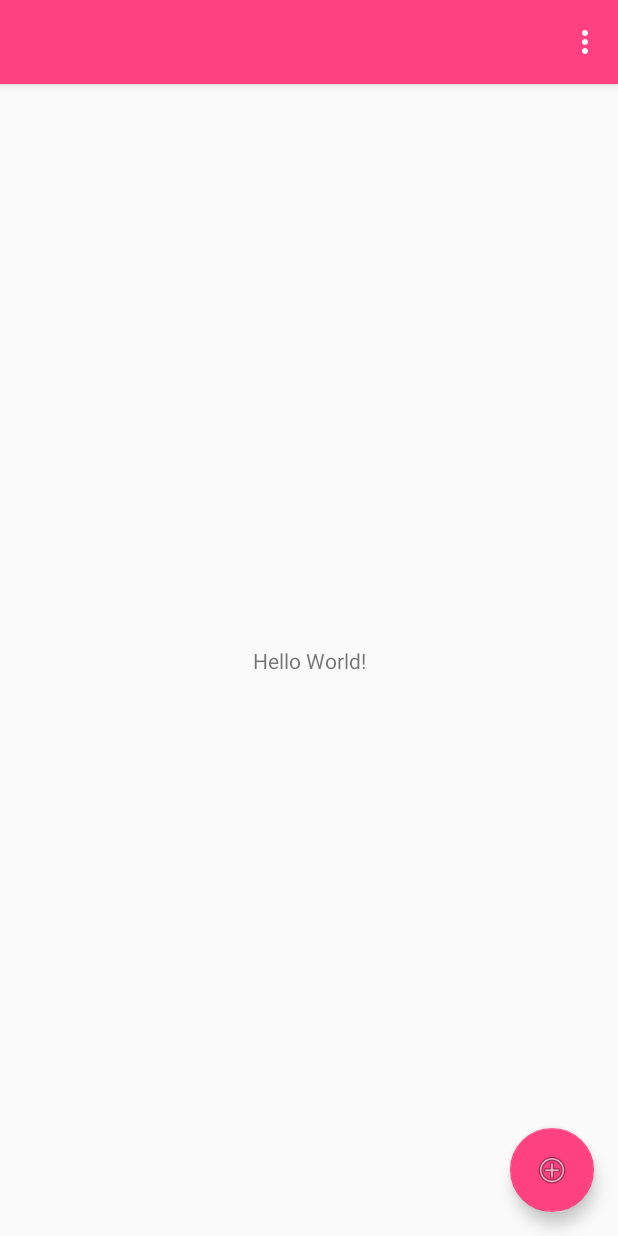
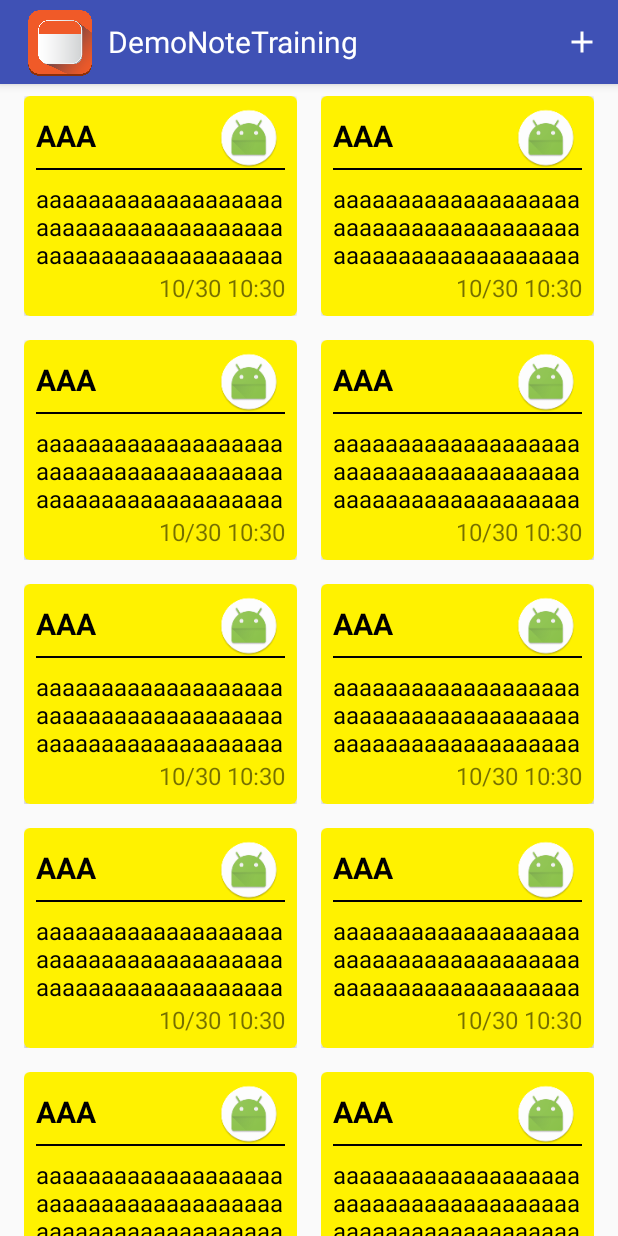
Before and after one commit to Mr93/DemoNoteTraining, an Android app: the screen it shows after launch (MainActivity), on a phone screen of 412 x 824 dp. Run offline under Robolectric (Android 15) with nearby library versions, the phone set to English and light mode, and no system bars; 2 statements that could not run were skipped.

Commit message:
finish main activity view

```diff
--- a/app/build.gradle
+++ b/app/build.gradle
@@ -28,4 +28,7 @@ dependencies {
     compile 'com.android.support.constraint:constraint-layout:1.0.2'
     compile 'com.android.support:design:26.+'
     testCompile 'junit:junit:4.12'
+    compile 'com.android.support:cardview-v7:23.3.+'
+    compile 'com.android.support:recyclerview-v7:23.3.+'
+    compile 'com.github.bumptech.glide:glide:3.7.0'
 }
--- a/app/src/main/AndroidManifest.xml
+++ b/app/src/main/AndroidManifest.xml
@@ -3,6 +3,7 @@
           package="com.example.anhnd2.demonotetraining">
 
     <application
+        android:name=".application.MyApplication"
         android:allowBackup="true"
         android:icon="@mipmap/ic_launcher"
         android:label="@string/app_name"
@@ -11,11 +12,9 @@
         android:theme="@style/AppTheme">
         <activity
             android:name=".activities.MainActivity"
-            android:label="@string/app_name"
             android:theme="@style/AppTheme.NoActionBar">
             <intent-filter>
                 <action android:name="android.intent.action.MAIN"/>
-
                 <category android:name="android.intent.category.LAUNCHER"/>
             </intent-filter>
         </activity>
--- a/app/src/main/java/com/example/anhnd2/demonotetraining/activities/MainActivity.java
+++ b/app/src/main/java/com/example/anhnd2/demonotetraining/activities/MainActivity.java
@@ -3,58 +3,81 @@ package com.example.anhnd2.demonotetraining.activities;
 import android.os.Bundle;
 import android.support.design.widget.FloatingActionButton;
 import android.support.v7.app.AppCompatActivity;
+import android.support.v7.widget.GridLayoutManager;
+import android.support.v7.widget.RecyclerView;
 import android.support.v7.widget.Toolbar;
+import android.util.Log;
 import android.view.View;
 import android.view.Menu;
 import android.view.MenuItem;
+import android.view.Window;
+import android.view.WindowManager;
 
 import com.example.anhnd2.demonotetraining.R;
+import com.example.anhnd2.demonotetraining.adapters.NoteAdapter;
 import com.example.anhnd2.demonotetraining.interfaces.MvpMain;
+import com.example.anhnd2.demonotetraining.models.MainModel;
+import com.example.anhnd2.demonotetraining.presenters.MainPresenter;
 
-public class MainActivity extends AppCompatActivity implements View.OnClickListener, MvpMain.ProvidedView {
+public class MainActivity extends AppCompatActivity implements View.OnClickListener, MvpMain.RequiredView {
 
+	public static final String TAG = MainActivity.class.getSimpleName();
 	private FloatingActionButton fabNewNote;
-	private MvpMain.RequiredPresenter presenter;
+	private MvpMain.ProvidedPresenter presenter;
+	private NoteAdapter noteAdapter;
+	private RecyclerView recyclerView;
 
 	@Override
 	protected void onCreate(Bundle savedInstanceState) {
 		super.onCreate(savedInstanceState);
+		this.requestWindowFeature(Window.FEATURE_NO_TITLE);
 		setContentView(R.layout.activity_main);
 		Toolbar toolbar = (Toolbar) findViewById(R.id.toolbar);
 		setSupportActionBar(toolbar);
-		fabNewNote = (FloatingActionButton) findViewById(R.id.fab_new_note);
-		fabNewNote.setOnClickListener(this);
+		getSupportActionBar().setDisplayShowTitleEnabled(false);
+		setupMvp();
+		initView();
 	}
 
 	@Override
 	public boolean onCreateOptionsMenu(Menu menu) {
-		// Inflate the menu; this adds items to the action bar if it is present.
 		getMenuInflater().inflate(R.menu.menu_main, menu);
 		return true;
 	}
 
 	@Override
 	public boolean onOptionsItemSelected(MenuItem item) {
-		// Handle action bar item clicks here. The action bar will
-		// automatically handle clicks on the Home/Up button, so long
-		// as you specify a parent activity in AndroidManifest.xml.
 		int id = item.getItemId();
-
-		//noinspection SimplifiableIfStatement
 		if (id == R.id.action_settings) {
 			return true;
 		}
-
 		return super.onOptionsItemSelected(item);
 	}
 
 	@Override
 	public void onClick(View view) {
-		switch (view.getId()){
+		switch (view.getId()) {
 			case R.id.fab_new_note:
 				break;
 			default:
 				break;
 		}
 	}
+
+	private void setupMvp() {
+		presenter = new MainPresenter(this);
+		presenter.setModel(new MainModel((MvpMain.RequiredPresenter) presenter));
+	}
+
+	private void initView() {
+		fabNewNote = (FloatingActionButton) findViewById(R.id.fab_new_note);
+		fabNewNote.setOnClickListener(this);
+		noteAdapter = new NoteAdapter(presenter.getNoteItemList());
+		recyclerView = (RecyclerView) findViewById(R.id.recycler_view_main);
+		RecyclerView.LayoutManager layoutManager = new GridLayoutManager(this, 2);
+		recyclerView.setLayoutManager(layoutManager);
+		Log.d(TAG, "initView: aaaa");
+		Log.d(TAG, "initView: " + presenter.getNoteItemList());
+		recyclerView.setAdapter(noteAdapter);
+	}
 }
--- /dev/null
+++ b/app/src/main/java/com/example/anhnd2/demonotetraining/adapters/NoteAdapter.java
@@ -0,0 +1,79 @@
+package com.example.anhnd2.demonotetraining.adapters;
+
+import android.support.v7.widget.RecyclerView;
+import android.util.Log;
+import android.view.LayoutInflater;
+import android.view.View;
+import android.view.ViewGroup;
+import android.widget.ImageView;
+import android.widget.LinearLayout;
+import android.widget.TextView;
+
+import com.example.anhnd2.demonotetraining.R;
+import com.example.anhnd2.demonotetraining.beans.NoteItem;
+
+import java.text.SimpleDateFormat;
+import java.util.List;
+
+
+/**
+ * Created by anhnd2 on 7/10/2017.
+ */
+
+public class NoteAdapter extends RecyclerView.Adapter<NoteAdapter.NoteHolder> {
+
+	public static final String TAG = NoteAdapter.class.getSimpleName();
+	private List<NoteItem> noteItemList;
+
+	public NoteAdapter(List<NoteItem> noteItemList) {
+		this.noteItemList = noteItemList;
+	}
+
+	@Override
+	public NoteHolder onCreateViewHolder(ViewGroup parent, int viewType) {
+		View view = LayoutInflater.from(parent.getContext()).inflate(R.layout.item_note, parent, false);
+		return new NoteHolder(view);
+	}
+
+	@Override
+	public void onBindViewHolder(NoteHolder holder, int position) {
+		NoteItem noteItem = noteItemList.get(position);
+		SimpleDateFormat simpleDateFormat = new SimpleDateFormat("dd/mm hh:mm");
+		holder.txtCreatedDate.setText(simpleDateFormat.format(noteItem.createdTime));
+		holder.txtTitle.setText(noteItem.title);
+		holder.txtContent.setText(noteItem.content);
+		if (noteItem.alarmTime != null) {
+			holder.imgAlarm.setVisibility(View.VISIBLE);
+		} else {
+			holder.imgAlarm.setVisibility(View.GONE);
+		}
+		holder.layoutContainter.setBackgroundColor(noteItem.colorId);
+		holder.layoutContainter.setClickable(true);
+		holder.layoutContainter.setOnClickListener(new View.OnClickListener() {
+			@Override
+			public void onClick(View view) {
+				Log.d(TAG, "onClick: " + view.getId());
+			}
+		});
+	}
+
+	@Override
+	public int getItemCount() {
+		return noteItemList.size();
+	}
+
+	public class NoteHolder extends RecyclerView.ViewHolder {
+		public TextView txtTitle, txtContent, txtCreatedDate;
+		public ImageView imgAlarm;
+		public LinearLayout layoutContainter;
+
+		public NoteHolder(View view) {
+			super(view);
+			txtTitle = (TextView) view.findViewById(R.id.text_title_note);
+			txtContent = (TextView) view.findViewById(R.id.text_content_note);
+			txtCreatedDate = (TextView) view.findViewById(R.id.text_created_date_note);
+			imgAlarm = (ImageView) view.findViewById(R.id.image_alarm_note);
+			layoutContainter = (LinearLayout) view.findViewById(R.id.layout_container_note);
+		}
+	}
+}
--- /dev/null
+++ b/app/src/main/java/com/example/anhnd2/demonotetraining/application/MyApplication.java
@@ -0,0 +1,23 @@
+package com.example.anhnd2.demonotetraining.application;
+
+import android.app.Application;
+import android.content.Context;
+
+/**
+ * Created by anhnd2 on 7/10/2017.
+ */
+
+public class MyApplication extends Application {
+
+	private static Context context;
+
+	@Override
+	public void onCreate() {
+		super.onCreate();
+		this.context = getApplicationContext();
+	}
+
+	public static Context getContext() {
+		return context;
+	}
+}
--- a/app/src/main/java/com/example/anhnd2/demonotetraining/beans/NoteItem.java
+++ b/app/src/main/java/com/example/anhnd2/demonotetraining/beans/NoteItem.java
@@ -4,6 +4,9 @@ import android.graphics.Bitmap;
 import android.graphics.Color;
 import android.os.Parcel;
 import android.os.Parcelable;
+
+import com.example.anhnd2.demonotetraining.R;
+import com.example.anhnd2.demonotetraining.application.MyApplication;
 
 import java.util.BitSet;
 import java.util.Date;
@@ -18,10 +21,22 @@ public class NoteItem implements Parcelable {
 	public String title;
 	public String content;
 	public Date createdTime;
-	public Color backgroundColor;
+	public int colorId;
 	public List<Bitmap> bitmapList;
 	public Date alarmTime;
 
+
+	public NoteItem() {
+
+	}
+
+	public NoteItem(String title, String content, Date createdTime, Date alarmTime) {
+		this.title = title;
+		this.content = content;
+		this.createdTime = createdTime;
+		this.alarmTime = alarmTime;
+		this.colorId = MyApplication.getContext().getResources().getColor(R.color.colorYellow);
+	}
 
 	@Override
 	public int describeContents() {
@@ -33,12 +48,9 @@ public class NoteItem implements Parcelable {
 		dest.writeString(this.title);
 		dest.writeString(this.content);
 		dest.writeLong(this.createdTime != null ? this.createdTime.getTime() : -1);
-		dest.writeParcelable((Parcelable) this.backgroundColor, flags);
+		dest.writeInt(this.colorId);
 		dest.writeTypedList(this.bitmapList);
 		dest.writeLong(this.alarmTime != null ? this.alarmTime.getTime() : -1);
-	}
-
-	public NoteItem() {
 	}
 
 	protected NoteItem(Parcel in) {
@@ -46,13 +58,13 @@ public class NoteItem implements Parcelable {
 		this.content = in.readString();
 		long tmpCreatedTime = in.readLong();
 		this.createdTime = tmpCreatedTime == -1 ? null : new Date(tmpCreatedTime);
-		this.backgroundColor = in.readParcelable(Color.class.getClassLoader());
+		this.colorId = in.readInt();
 		this.bitmapList = in.createTypedArrayList(Bitmap.CREATOR);
 		long tmpAlarmTime = in.readLong();
 		this.alarmTime = tmpAlarmTime == -1 ? null : new Date(tmpAlarmTime);
 	}
 
-	public static final Parcelable.Creator<NoteItem> CREATOR = new Parcelable.Creator<NoteItem>() {
+	public static final Creator<NoteItem> CREATOR = new Creator<NoteItem>() {
 		@Override
 		public NoteItem createFromParcel(Parcel source) {
 			return new NoteItem(source);
--- a/app/src/main/java/com/example/anhnd2/demonotetraining/interfaces/MvpMain.java
+++ b/app/src/main/java/com/example/anhnd2/demonotetraining/interfaces/MvpMain.java
@@ -1,4 +1,8 @@
 package com.example.anhnd2.demonotetraining.interfaces;
+
+import com.example.anhnd2.demonotetraining.beans.NoteItem;
+
+import java.util.List;
 
 /**
  * Created by anhnd2 on 7/7/2017.
@@ -10,16 +14,20 @@ public interface MvpMain {
 
 	}
 
-	interface ProvidedView {
+	interface RequiredView {
 
 	}
 
-	interface RequiredModel {
+	interface ProvidedModel {
 
 	}
 
 	interface ProvidedPresenter {
+		List<NoteItem> getNoteItemList();
 
+		void setView(RequiredView requiredView);
+
+		void setModel(ProvidedModel providedModel);
 	}
 
 }
--- /dev/null
+++ b/app/src/main/java/com/example/anhnd2/demonotetraining/models/MainModel.java
@@ -0,0 +1,16 @@
+package com.example.anhnd2.demonotetraining.models;
+
+import com.example.anhnd2.demonotetraining.interfaces.MvpMain;
+
+/**
+ * Created by anhnd2 on 7/10/2017.
+ */
+
+public class MainModel implements MvpMain.ProvidedModel {
+
+	private MvpMain.RequiredPresenter presenter;
+
+	public MainModel(MvpMain.RequiredPresenter presenter) {
+		this.presenter = presenter;
+	}
+}
--- a/app/src/main/java/com/example/anhnd2/demonotetraining/presenters/MainPresenter.java
+++ b/app/src/main/java/com/example/anhnd2/demonotetraining/presenters/MainPresenter.java
@@ -1,8 +1,12 @@
 package com.example.anhnd2.demonotetraining.presenters;
 
+import com.example.anhnd2.demonotetraining.beans.NoteItem;
 import com.example.anhnd2.demonotetraining.interfaces.MvpMain;
 
 import java.lang.ref.WeakReference;
+import java.util.ArrayList;
+import java.util.Date;
+import java.util.List;
 
 /**
  * Created by anhnd2 on 7/7/2017.
@@ -10,11 +14,45 @@ import java.lang.ref.WeakReference;
 
 public class MainPresenter implements MvpMain.ProvidedPresenter, MvpMain.RequiredPresenter {
 
-	private WeakReference<MvpMain.ProvidedView> viewWeakReference;
-	private MvpMain.RequiredModel requiredModel;
+	private WeakReference<MvpMain.RequiredView> viewWeakReference;
+	private MvpMain.ProvidedModel providedModel;
+	private List<NoteItem> noteItemList;
 
-	public MainPresenter(WeakReference<MvpMain.ProvidedView> viewWeakReference) {
-		this.viewWeakReference = viewWeakReference;
+	public MainPresenter(MvpMain.RequiredView requiredView) {
+		this.viewWeakReference = new WeakReference<MvpMain.RequiredView>(requiredView);
+		noteItemList = new ArrayList<>();
+		addTestList();
 	}
 
+	@Override
+	public List<NoteItem> getNoteItemList() {
+		return noteItemList;
+	}
+
+	@Override
+	public void setView(MvpMain.RequiredView requiredView) {
+		this.viewWeakReference = new WeakReference<MvpMain.RequiredView>(requiredView);
+	}
+
+	@Override
+	public void setModel(MvpMain.ProvidedModel providedModel) {
+		this.providedModel = providedModel;
+	}
+
+	private MvpMain.RequiredView getView() throws NullPointerException {
+		if (viewWeakReference != null) {
+			return viewWeakReference.get();
+		} else {
+			throw new NullPointerException("View is unavailable");
+		}
+	}
+
+	private void addTestList() {
+		Date createdDate = new Date(System.currentTimeMillis());
+		NoteItem noteItem = new NoteItem("AAA", "aaaaaaaaaaaaaaaaaaaaaaaaaaaaaaaaaaaaaaaaaaaaaaaaaaaaaaaaaaaaaaaaaaaaaaaaaaaaaaaaaaa" +
+				"aaaaaaaaaaaaaaaaaaaaaaaaaaaaaaaaaaaaaaaaaaaaaaaaaaaaaaaaaaaaaaaaaaa", createdDate, createdDate);
+		for (int i = 0; i < 10; i++) {
+			noteItemList.add(noteItem);
+		}
+	}
 }
--- /dev/null
+++ b/app/src/main/res/drawable/ic_add_white_24dp.xml
@@ -0,0 +1,9 @@
+<vector xmlns:android="http://schemas.android.com/apk/res/android"
+        android:width="24dp"
+        android:height="24dp"
+        android:viewportWidth="24.0"
+        android:viewportHeight="24.0">
+    <path
+        android:fillColor="#ffffff"
+        android:pathData="M19,13h-6v6h-2v-6H5v-2h6V5h2v6h6v2z"/>
+</vector>
--- a/app/src/main/res/layout/activity_main.xml
+++ b/app/src/main/res/layout/activity_main.xml
@@ -16,24 +16,25 @@
             android:id="@+id/toolbar"
             android:layout_width="match_parent"
             android:layout_height="?attr/actionBarSize"
-            android:background="@color/colorAccent"
             app:popupTheme="@style/AppTheme.PopupOverlay">
+
             <ImageView
-                android:layout_width="match_parent"
-                android:layout_height="match_parent"
-                android:src="@color/colorAccent"/>
-            </android.support.v7.widget.Toolbar>
+                android:layout_width="48dp"
+                android:layout_height="48dp"
+                android:layout_marginRight="@dimen/margin_recycler_view"
+                android:src="@drawable/icon_note"/>
+
+            <TextView
+                android:layout_width="wrap_content"
+                android:layout_height="wrap_content"
+                android:text="@string/app_name"
+                android:textColor="@android:color/white"
+                android:textSize="@dimen/text_size_title"/>
+
+        </android.support.v7.widget.Toolbar>
 
     </android.support.design.widget.AppBarLayout>
 
     <include layout="@layout/content_main"/>
 
-    <android.support.design.widget.FloatingActionButton
-        android:id="@+id/fab_new_note"
-        android:layout_width="wrap_content"
-        android:layout_height="wrap_content"
-        android:layout_gravity="bottom|end"
-        android:layout_margin="@dimen/fab_margin"
-        app:srcCompat="@android:drawable/ic_menu_add"/>
-
 </android.support.design.widget.CoordinatorLayout>
--- a/app/src/main/res/layout/content_main.xml
+++ b/app/src/main/res/layout/content_main.xml
@@ -9,13 +9,13 @@
     tools:context="com.example.anhnd2.demonotetraining.activities.MainActivity"
     tools:showIn="@layout/activity_main">
 
-    <TextView
-        android:layout_width="wrap_content"
+    <android.support.v7.widget.RecyclerView
+        android:id="@+id/recycler_view_main"
+        android:layout_width="match_parent"
         android:layout_height="wrap_content"
-        android:text="Hello World!"
-        app:layout_constraintBottom_toBottomOf="parent"
-        app:layout_constraintLeft_toLeftOf="parent"
-        app:layout_constraintRight_toRightOf="parent"
-        app:layout_constraintTop_toTopOf="parent"/>
+        android:layout_margin="@dimen/margin_recycler_view"
+        android:clipToPadding="false"
+        android:scrollbars="vertical"
+        />
 
 </android.support.constraint.ConstraintLayout>
--- a/app/src/main/res/layout/item_note.xml
+++ b/app/src/main/res/layout/item_note.xml
@@ -1,5 +1,20 @@
 <?xml version="1.0" encoding="utf-8"?>
 <LinearLayout xmlns:android="http://schemas.android.com/apk/res/android"
+              xmlns:card_view="http://schemas.android.com/apk/res-auto"
+              android:layout_width="match_parent"
+              android:layout_height="wrap_content"
+              android:orientation="vertical"
+              android:padding="@dimen/padding_note_item">
+
+    <android.support.v7.widget.CardView
+        xmlns:card_view="http://schemas.android.com/apk/res-auto"
+        android:layout_width="match_parent"
+        android:layout_height="match_parent"
+        android:layout_gravity="center"
+        card_view:cardCornerRadius="4dp">
+
+        <LinearLayout
+            android:id="@+id/layout_container_note"
             android:layout_width="match_parent"
             android:layout_height="match_parent"
             android:orientation="vertical"
@@ -12,11 +27,11 @@
                 android:orientation="horizontal">
 
                 <TextView
-            android:id="@+id/text_title"
+                    android:id="@+id/text_title_note"
                     android:layout_width="match_parent"
                     android:layout_height="wrap_content"
                     android:layout_alignParentBottom="true"
-            android:layout_toLeftOf="@id/image_alarm"
+                    android:layout_toLeftOf="@+id/image_alarm_note"
                     android:gravity="bottom"
                     android:paddingBottom="@dimen/padding_note_item"
                     android:text="Test"
@@ -25,7 +40,7 @@
                     android:textStyle="bold"/>
 
                 <ImageView
-            android:id="@+id/image_alarm"
+                    android:id="@+id/image_alarm_note"
                     android:layout_width="wrap_content"
                     android:layout_height="wrap_content"
                     android:layout_alignParentRight="true"
@@ -34,6 +49,7 @@
 
             </RelativeLayout>
 
+
             <FrameLayout
                 android:layout_width="match_parent"
                 android:layout_height="@dimen/height_line"
@@ -41,19 +57,25 @@
                 />
 
             <TextView
+                android:id="@+id/text_content_note"
                 android:layout_width="match_parent"
                 android:layout_height="wrap_content"
                 android:maxLines="3"
                 android:paddingTop="@dimen/padding_note_item"
-        android:text="aaaaaaaaaaaaaaaaaaaaaaaaaaaaaaaaaaaaaaaaaaaaaaaaaaaaaaaaaaaaaaaaaaaaaaaaaaaaaaaaaaaaa"
+                android:text="aaaaaaaaaaaaaaaaaaaaaaaaaaaaaaaaaaaaaaaaaaaaaaaaaaaaaaaaaaaaaaaaaaaaaaaaaaaaaaaaaaaaaaaaaaaaaaaaaaaaaaaaaaaaaaaaaaaaaaaaaaaaaaaaaaaaaaaaaaaaaaaaaaaaaa"
                 android:textColor="@android:color/black"
                 android:textSize="@dimen/text_size_content"
                 />
 
             <TextView
+                android:id="@+id/text_created_date_note"
                 android:layout_width="match_parent"
                 android:layout_height="wrap_content"
                 android:gravity="right"
                 android:text="aaaaaa"
                 android:textSize="@dimen/text_size_content"/>
         </LinearLayout>
+
+    </android.support.v7.widget.CardView>
+
+</LinearLayout>
--- a/app/src/main/res/menu/menu_main.xml
+++ b/app/src/main/res/menu/menu_main.xml
@@ -3,8 +3,9 @@
       xmlns:tools="http://schemas.android.com/tools"
       tools:context="com.example.anhnd2.demonotetraining.activities.MainActivity">
     <item
-        android:id="@+id/action_settings"
+        android:id="@+id/menu_add_note"
         android:orderInCategory="100"
-        android:title="@string/action_settings"
-        app:showAsAction="never"/>
+        android:title="@string/menu_add_note"
+        app:showAsAction="always"
+        android:icon="@drawable/ic_add_white_24dp"/>
 </menu>
--- a/app/src/main/res/values/colors.xml
+++ b/app/src/main/res/values/colors.xml
@@ -3,4 +3,5 @@
     <color name="colorPrimary">#3F51B5</color>
     <color name="colorPrimaryDark">#303F9F</color>
     <color name="colorAccent">#FF4081</color>
+    <color name="colorYellow">#fff200</color>
 </resources>
--- a/app/src/main/res/values/dimens.xml
+++ b/app/src/main/res/values/dimens.xml
@@ -2,9 +2,10 @@
     <dimen name="fab_margin">16dp</dimen>
     <dimen name="text_size_title">20sp</dimen>
     <dimen name="text_size_content">16sp</dimen>
+    <dimen name="text_size_alarm">10sp</dimen>
     <dimen name="height_line">1dp</dimen>
     <dimen name="padding_note_item">8dp</dimen>
-    <dimen name="text_content_max_lines">3</dimen>
     <dimen name="text_title_height">40dp</dimen>
-
+    <dimen name="margin_recycler_view">8dp</dimen>
+    <dimen name="height_note_item">160dp</dimen>
 </resources>
--- a/app/src/main/res/values/strings.xml
+++ b/app/src/main/res/values/strings.xml
@@ -1,4 +1,4 @@
 <resources>
     <string name="app_name">DemoNoteTraining</string>
-    <string name="action_settings">Settings</string>
+    <string name="menu_add_note">Add note</string>
 </resources>
--- a/app/src/main/res/values/styles.xml
+++ b/app/src/main/res/values/styles.xml
@@ -6,6 +6,7 @@
         <item name="colorPrimary">@color/colorPrimary</item>
         <item name="colorPrimaryDark">@color/colorPrimaryDark</item>
         <item name="colorAccent">@color/colorAccent</item>
+        <item name="windowNoTitle">true</item>
     </style>
 
     <style name="AppTheme.NoActionBar">
@@ -17,4 +18,8 @@
 
     <style name="AppTheme.PopupOverlay" parent="ThemeOverlay.AppCompat.Light"/>
 
+    <style name="CustomToolbarStyle" parent="AppTheme.PopupOverlay">
+
+    </style>
+
 </resources>
```
Also changed, not shown: app/src/main/res/drawable/icon_note.png (added), 1 other file. Lines whose indentation alone changed are shown as unchanged.
